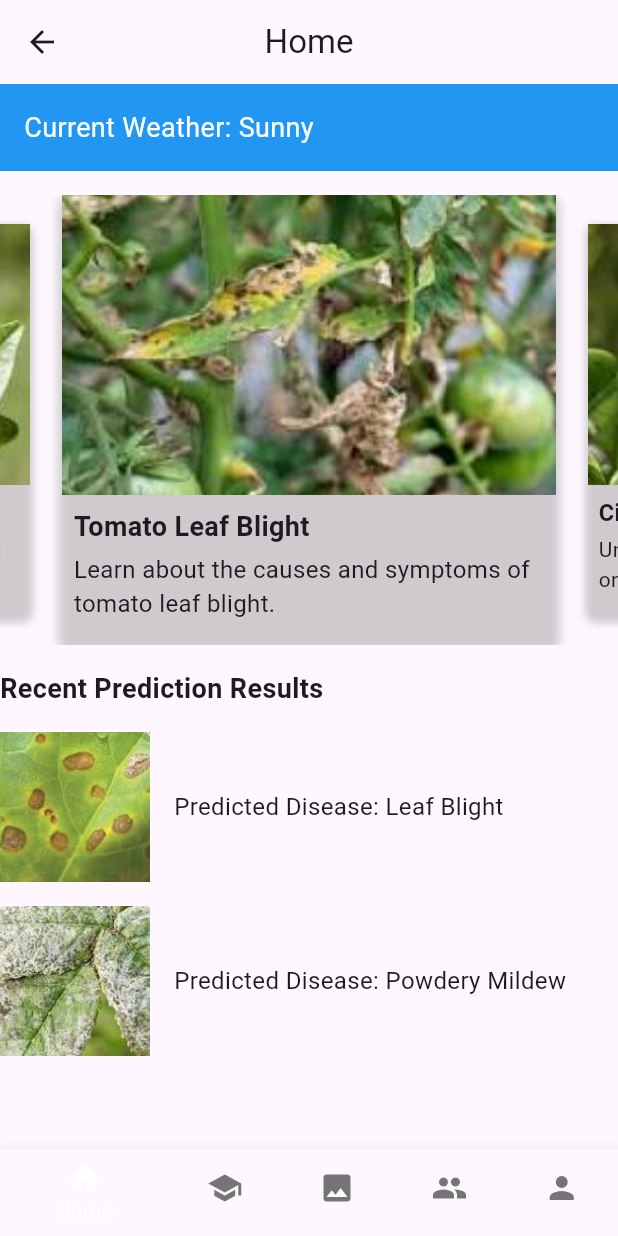
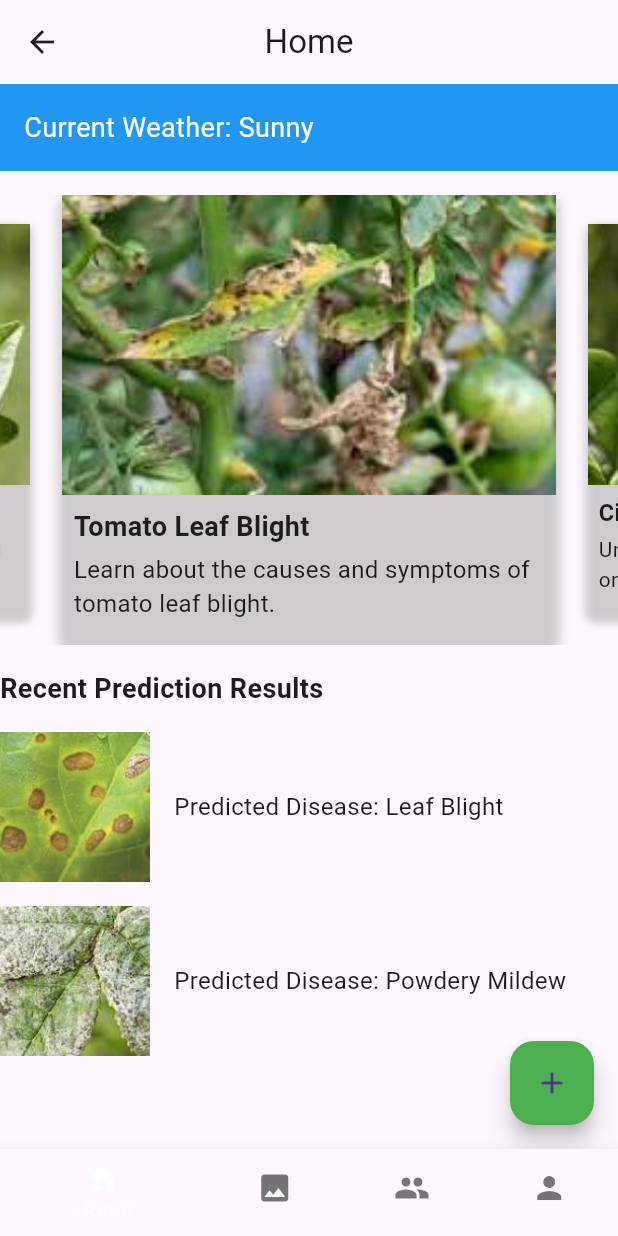
Before and after one commit to mwayandau1/farm_well, a Flutter app: the BottomNavBar screen opened directly, on a phone screen of 412 x 824 dp. Run offline on Flutter 3.47's test engine with Material 3 defaults, Android fonts, the light colour scheme and no system bars; drawn by our look-alikes of carousel_slider; our stand-ins replace cloud_firestore, firebase_auth, firebase_core, google_sign_in, image_picker; accounts and stored records are empty.

Commit message:
Added a plus sign button on home to open the educational content creation sreen, then removed educational content creation from navbar

```diff
--- a/lib/screens/home.dart
+++ b/lib/screens/home.dart
@@ -1,9 +1,11 @@
 import 'package:carousel_slider/carousel_slider.dart';
 import 'package:flutter/material.dart';
+import 'package:farm_well/screens/education.dart';
 
 class HomeScreen extends StatefulWidget {
+  const HomeScreen({super.key});
   @override
-  _HomeScreenState createState() => _HomeScreenState();
+  State<HomeScreen> createState() => _HomeScreenState();
 }
 
 class _HomeScreenState extends State<HomeScreen> {
@@ -39,7 +41,7 @@ class _HomeScreenState extends State<HomeScreen> {
   Widget build(BuildContext context) {
     return Scaffold(
       appBar: AppBar(
-        title: Text("Home"),
+        title: const Text("Home"),
         centerTitle: true,
       ),
       body: SingleChildScrollView(
@@ -48,16 +50,16 @@ class _HomeScreenState extends State<HomeScreen> {
           children: [
             Container(
               color: Colors.blue,
-              padding: EdgeInsets.all(16.0),
+              padding: const EdgeInsets.all(16.0),
               child: Text(
                 'Current Weather: $currentWeather',
-                style: TextStyle(
+                style: const TextStyle(
                   color: Colors.white,
                   fontSize: 18.0,
                 ),
               ),
             ),
-            SizedBox(height: 16.0),
+            const SizedBox(height: 16.0),
             CarouselSlider(
               items: recentEducationalContent.map((content) {
                 return Builder(
@@ -70,7 +72,7 @@ class _HomeScreenState extends State<HomeScreen> {
                             color: Colors.grey.withOpacity(0.5),
                             spreadRadius: 2,
                             blurRadius: 5,
-                            offset: Offset(0, 3),
+                            offset: const Offset(0, 3),
                           ),
                         ],
                       ),
@@ -84,21 +86,21 @@ class _HomeScreenState extends State<HomeScreen> {
                               fit: BoxFit.cover,
                             ),
                             Padding(
-                              padding: EdgeInsets.all(8.0),
+                              padding: const EdgeInsets.all(8.0),
                               child: Column(
                                 crossAxisAlignment: CrossAxisAlignment.start,
                                 children: [
                                   Text(
                                     content.title,
-                                    style: TextStyle(
+                                    style: const TextStyle(
                                       fontWeight: FontWeight.bold,
                                       fontSize: 18.0,
                                     ),
                                   ),
-                                  SizedBox(height: 4.0),
+                                  const SizedBox(height: 4.0),
                                   Text(
                                     content.content,
-                                    style: TextStyle(fontSize: 16.0),
+                                    style: const TextStyle(fontSize: 16.0),
                                   ),
                                 ],
                               ),
@@ -118,25 +120,25 @@ class _HomeScreenState extends State<HomeScreen> {
                 enableInfiniteScroll: true,
                 reverse: false,
                 autoPlay: false,
-                autoPlayInterval: Duration(seconds: 5),
-                autoPlayAnimationDuration: Duration(milliseconds: 800),
+                autoPlayInterval: const Duration(seconds: 5),
+                autoPlayAnimationDuration: const Duration(milliseconds: 800),
                 autoPlayCurve: Curves.fastOutSlowIn,
                 enlargeCenterPage: true,
                 scrollDirection: Axis.horizontal,
               ),
             ),
-            SizedBox(height: 16.0),
-            Text(
+            const SizedBox(height: 16.0),
+            const Text(
               'Recent Prediction Results',
               style: TextStyle(
                 fontWeight: FontWeight.bold,
                 fontSize: 18.0,
               ),
             ),
-            SizedBox(height: 8.0),
+            const SizedBox(height: 8.0),
             ...recentPredictionResults.map((result) {
               return Container(
-                margin: EdgeInsets.symmetric(vertical: 8.0),
+                margin: const EdgeInsets.symmetric(vertical: 8.0),
                 child: Row(
                   children: [
                     Image.asset(
@@ -145,10 +147,10 @@ class _HomeScreenState extends State<HomeScreen> {
                       width: 100,
                       fit: BoxFit.cover,
                     ),
-                    SizedBox(width: 16.0),
+                    const SizedBox(width: 16.0),
                     Text(
                       'Predicted Disease: ${result.result}',
-                      style: TextStyle(fontSize: 16.0),
+                      style: const TextStyle(fontSize: 16.0),
                     ),
                   ],
                 ),
@@ -157,6 +159,17 @@ class _HomeScreenState extends State<HomeScreen> {
           ],
         ),
       ),
+      floatingActionButton: FloatingActionButton(
+        onPressed: () {
+          Navigator.push(
+              context,
+              MaterialPageRoute(
+                  builder: (context) => const EducationalScreen()));
+        },
+        child: const Icon(Icons.add),
+        backgroundColor: Colors.green, // Change button color if needed
+      ),
+      floatingActionButtonLocation: FloatingActionButtonLocation.endFloat,
     );
   }
 }
--- a/lib/widgets/bottom_nav_bar.dart
+++ b/lib/widgets/bottom_nav_bar.dart
@@ -1,4 +1,3 @@
-import 'package:farm_well/screens/education.dart';
 import 'package:farm_well/screens/prediction.dart';
 import 'package:farm_well/screens/profile.dart';
 import 'package:farm_well/screens/home.dart';
@@ -15,8 +14,7 @@ class _BottomNavBarState extends State<BottomNavBar> {
   int _currentIndex = 0;
 
   final List<Widget> _tabs = [
-    HomeScreen(),
-    const EducationalScreen(),
+    const HomeScreen(),
     const PredictionScreen(),
     const CommunityScreen(),
     const ProfileScreen(),
@@ -45,10 +43,6 @@ class _BottomNavBarState extends State<BottomNavBar> {
             label: 'Home',
           ),
           BottomNavigationBarItem(
-            icon: Icon(Icons.school),
-            label: 'Education',
-          ),
-          BottomNavigationBarItem(
             icon: Icon(Icons.image),
             label: 'Prediction',
           ),
```
